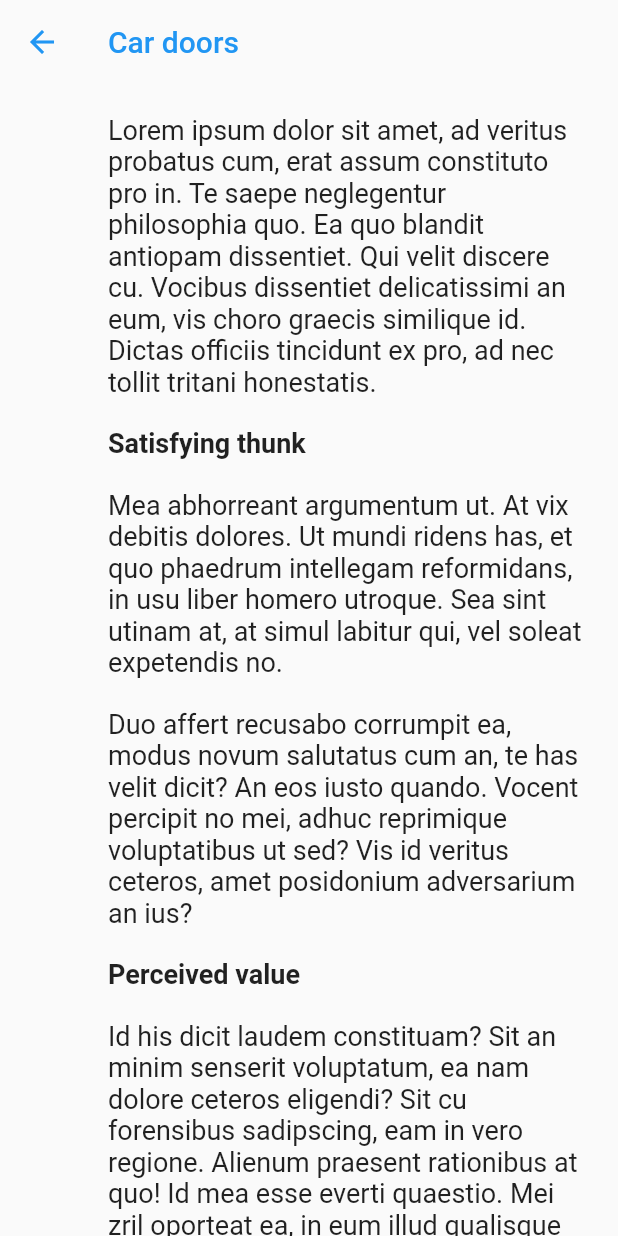
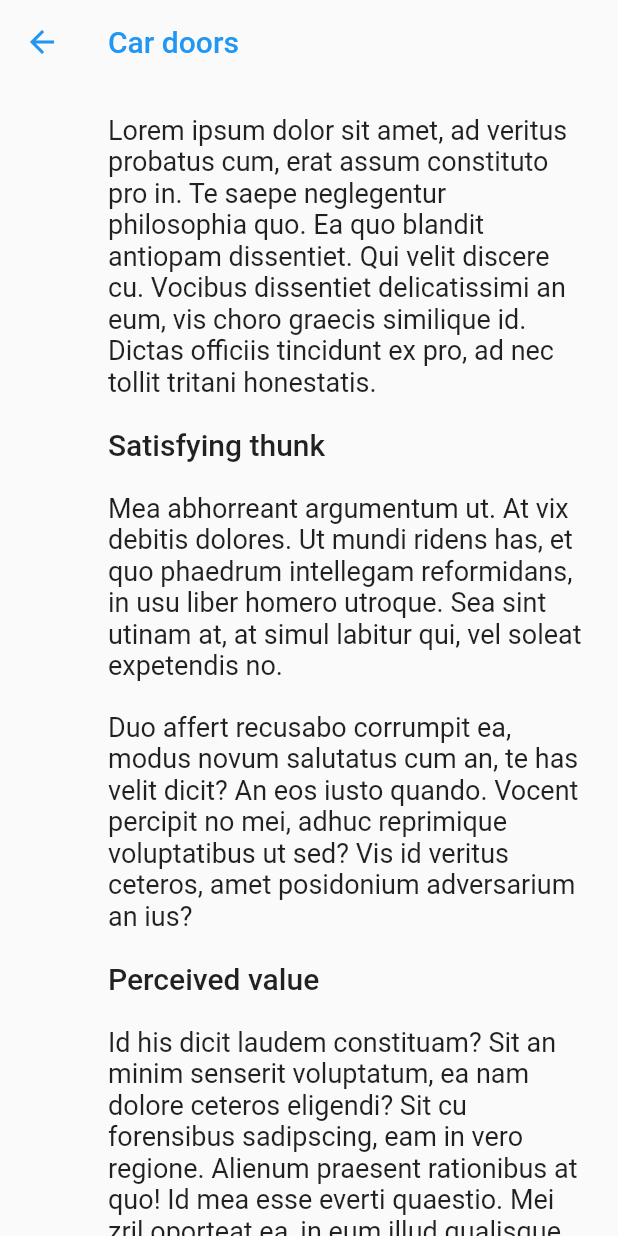
Before and after one commit to filiph/little_things, a Flutter app: the screen it shows after launch, after a tap on "Car doors", on a phone screen of 412 x 824 dp. Run offline on Flutter 3.47's test engine with Material 2 defaults, Android fonts, the phone set to English and light mode, and no system bars; our stand-ins replace yaml.

Commit message:
Put everything under textTheme

```diff
--- a/lib/main.dart
+++ b/lib/main.dart
@@ -23,6 +23,11 @@ class MyApp extends StatelessWidget {
       theme: ThemeData(
         primarySwatch: Colors.blue,
         visualDensity: VisualDensity.adaptivePlatformDensity,
+        textTheme: TextTheme(
+          headline1: TextStyle(),
+          bodyText2: TextStyle(fontSize: 18),
+          subtitle1: TextStyle(fontStyle: FontStyle.italic),
+        )
       ),
       home: Loader(
         () => parseAgenda(context),
--- a/lib/src/congrats.dart
+++ b/lib/src/congrats.dart
@@ -49,13 +49,15 @@ class _CardContentsState extends State<_CardContents> {
 
   @override
   Widget build(BuildContext context) {
+    final theme = Theme.of(context);
+
     return Column(
       children: [
         Text('🎉', style: TextStyle(fontSize: 50)),
         SizedBox(height: 20),
         Text(
           'Congratulations!',
-          style: Theme.of(context)
+          style: theme
               .textTheme
               .headline5
               .copyWith(fontWeight: FontWeight.bold),
@@ -66,6 +68,7 @@ class _CardContentsState extends State<_CardContents> {
             'You have successfully completed watching this talk. '
             'You get 50 completely meaningless virtual points!',
             textAlign: TextAlign.center,
+            style: theme.textTheme.bodyText1,
           ),
         ),
       ],
--- a/lib/src/detail.dart
+++ b/lib/src/detail.dart
@@ -40,12 +40,14 @@ class _Paragraph extends StatelessWidget {
 
   @override
   Widget build(BuildContext context) {
+    final theme = Theme.of(context);
+
     Text child;
     if (text.startsWith('# ')) {
       child = Text(text.substring(2),
-          style: TextStyle(fontSize: 18, fontWeight: FontWeight.bold));
+          style: theme.textTheme.headline6);
     } else {
-      child = Text(text, style: TextStyle(fontSize: 18));
+      child = Text(text);
     }
 
     return AnimatedPadding(
--- a/lib/src/item.dart
+++ b/lib/src/item.dart
@@ -19,6 +19,8 @@ class AgendaListItem extends StatelessWidget {
     const double vertical = 7;
     const paddingDuration = Duration(milliseconds: 300);
 
+    final theme = Theme.of(context);
+
     return Row(
       children: [
         Expanded(
@@ -31,7 +33,7 @@ class AgendaListItem extends StatelessWidget {
               padding:
                   EdgeInsets.only(left: left, top: vertical, bottom: vertical),
               duration: paddingDuration,
-              child: Text(item.name, style: TextStyle(fontSize: 22)),
+              child: Text(item.name, style: theme.textTheme.headline6),
             ),
           ),
         ),
--- a/lib/src/list.dart
+++ b/lib/src/list.dart
@@ -10,6 +10,8 @@ class MyAgendaList extends StatelessWidget {
 
   @override
   Widget build(BuildContext context) {
+    final theme = Theme.of(context);
+
     return Stack(
       children: [
         Scaffold(
@@ -20,10 +22,11 @@ class MyAgendaList extends StatelessWidget {
                 mainAxisAlignment: MainAxisAlignment.center,
                 crossAxisAlignment: CrossAxisAlignment.start,
                 children: [
-                  Text('My agenda', style: TextStyle(fontSize: 28)),
+                  Text('My agenda', style: theme.textTheme.headline4),
                   Padding(
                     padding: const EdgeInsets.only(top: 20, right: 20),
-                    child: Text('These are the topics I’d like to discuss today.'),
+                    child:
+                        Text('These are the topics I’d like to discuss today.'),
                   ),
                   SizedBox(height: 30),
                   for (final item in agenda.items) AgendaListItem(item),
```
